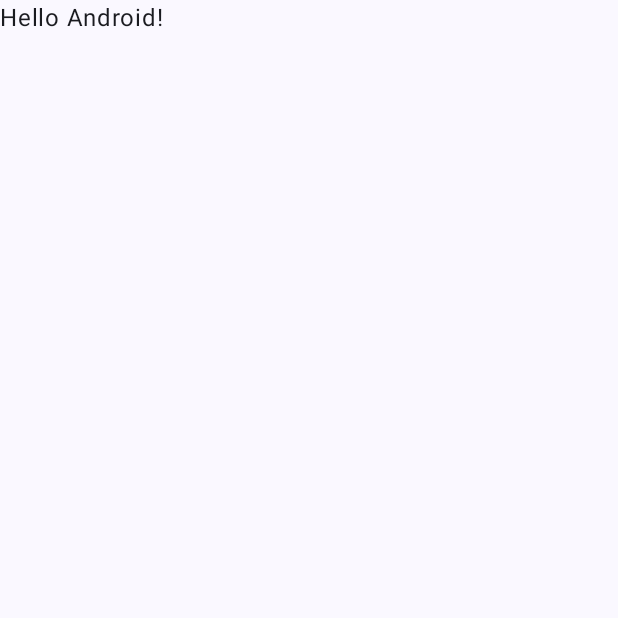
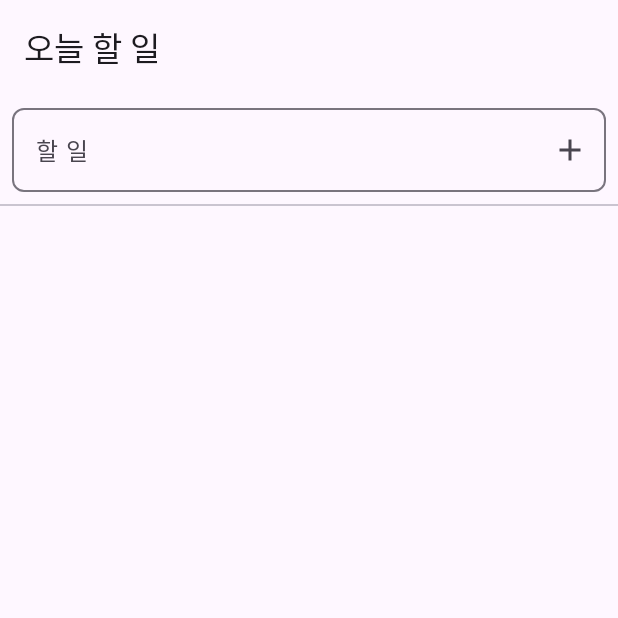
Before and after one commit to SaangMin/compose_toy_project, an Android app built with Jetpack Compose: the screen it shows after launch (MainActivity), on a phone screen of 412 x 824 dp, the top half of it. Before the commit the part shown is almost empty. Run offline under Robolectric (Android 15) with nearby library versions, the phone set to English and light mode, and no system bars; our stand-ins replace Room's generated code.

Commit message:
UI와 로직 연결

```diff
--- a/todolist/src/main/java/com/skysmyoo/todolist/MainActivity.kt
+++ b/todolist/src/main/java/com/skysmyoo/todolist/MainActivity.kt
@@ -3,44 +3,20 @@ package com.skysmyoo.todolist
 import android.os.Bundle
 import androidx.activity.ComponentActivity
 import androidx.activity.compose.setContent
-import androidx.compose.foundation.layout.fillMaxSize
-import androidx.compose.material3.MaterialTheme
-import androidx.compose.material3.Surface
-import androidx.compose.material3.Text
-import androidx.compose.runtime.Composable
-import androidx.compose.ui.Modifier
-import androidx.compose.ui.tooling.preview.Preview
-import com.skysmyoo.todolist.ui.theme.ComposeToyProjectTheme
+import androidx.lifecycle.viewmodel.compose.viewModel
+import com.skysmyoo.todolist.domain.util.TodoAndroidViewModelFactory
+import com.skysmyoo.todolist.ui.main.MainScreen
+import com.skysmyoo.todolist.ui.main.MainViewModel
 
 class MainActivity : ComponentActivity() {
     override fun onCreate(savedInstanceState: Bundle?) {
         super.onCreate(savedInstanceState)
         setContent {
-            ComposeToyProjectTheme {
-                // A surface container using the 'background' color from the theme
-                Surface(
-                    modifier = Modifier.fillMaxSize(),
-                    color = MaterialTheme.colorScheme.background
-                ) {
-                    Greeting("Android")
-                }
-            }
+            val viewModel: MainViewModel = viewModel(
+                factory = TodoAndroidViewModelFactory(application),
+            )
+
+            MainScreen(viewModel = viewModel)
         }
     }
 }
-
-@Composable
-fun Greeting(name: String, modifier: Modifier = Modifier) {
-    Text(
-        text = "Hello $name!",
-        modifier = modifier
-    )
-}
-
-@Preview(showBackground = true)
-@Composable
-fun GreetingPreview() {
-    ComposeToyProjectTheme {
-        Greeting("Android")
-    }
-}
--- a/todolist/src/main/java/com/skysmyoo/todolist/domain/model/Todo.kt
+++ b/todolist/src/main/java/com/skysmyoo/todolist/domain/model/Todo.kt
@@ -11,5 +11,5 @@ data class Todo(
     val isDone: Boolean = false,
 ) {
     @PrimaryKey(autoGenerate = true)
-    var uid: Int = -1
+    var uid: Int = 0
 }
--- /dev/null
+++ b/todolist/src/main/java/com/skysmyoo/todolist/domain/util/TodoAndroidViewModelFactory.kt
@@ -0,0 +1,22 @@
+package com.skysmyoo.todolist.domain.util
+
+import android.app.Application
+import androidx.lifecycle.ViewModel
+import androidx.lifecycle.ViewModelProvider
+import com.skysmyoo.todolist.data.repository.TodoRepositoryImpl
+import com.skysmyoo.todolist.domain.repository.TodoRepository
+import com.skysmyoo.todolist.ui.main.MainViewModel
+
+class TodoAndroidViewModelFactory(
+    private val application: Application,
+    private val repository: TodoRepository = TodoRepositoryImpl(application),
+) :
+    ViewModelProvider.AndroidViewModelFactory(application) {
+
+    override fun <T : ViewModel> create(modelClass: Class<T>): T {
+        if (modelClass.isAssignableFrom(MainViewModel::class.java)) {
+            return MainViewModel(application, repository) as T
+        }
+        return super.create(modelClass)
+    }
+}
--- a/todolist/src/main/java/com/skysmyoo/todolist/ui/main/MainScreen.kt
+++ b/todolist/src/main/java/com/skysmyoo/todolist/ui/main/MainScreen.kt
@@ -7,6 +7,7 @@ import androidx.compose.foundation.layout.Column
 import androidx.compose.foundation.layout.PaddingValues
 import androidx.compose.foundation.layout.Spacer
 import androidx.compose.foundation.layout.fillMaxSize
+import androidx.compose.foundation.layout.fillMaxWidth
 import androidx.compose.foundation.layout.height
 import androidx.compose.foundation.layout.padding
 import androidx.compose.foundation.lazy.LazyColumn
@@ -63,7 +64,7 @@ fun MainScreen(
             OutlinedTextField(
                 modifier = Modifier
                     .padding(8.dp)
-                    .fillMaxSize(),
+                    .fillMaxWidth(),
                 shape = RoundedCornerShape(8.dp),
                 maxLines = 1,
                 keyboardOptions = KeyboardOptions(imeAction = ImeAction.Done),
```
Also changed, not shown: todolist/build.gradle.kts (+10 -7 lines).
